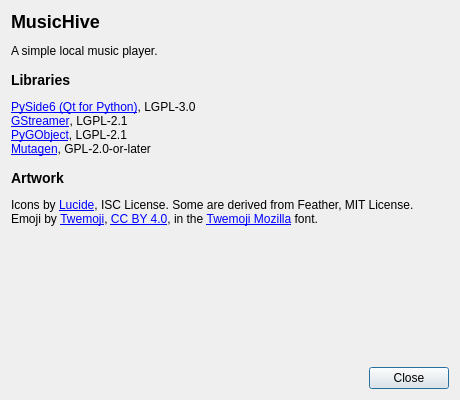
Above: ui/about.ui from music-hive-dev/MusicHive before the change. Below: the same form after it.
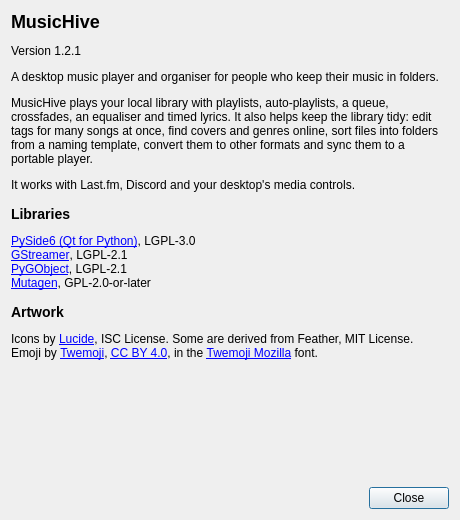
That is the form after the change.

Commit message: added the version number and a fuller description to the about window, raised version to 1.2.1

```diff
--- a/ui/about.ui
+++ b/ui/about.ui
@@ -7,7 +7,7 @@
     <x>0</x>
     <y>0</y>
     <width>460</width>
-    <height>400</height>
+    <height>520</height>
    </rect>
   </property>
   <property name="windowTitle">
@@ -18,7 +18,10 @@
     <widget class="QLabel" name="aboutText">
      <property name="text">
       <string>&lt;h2&gt;MusicHive&lt;/h2&gt;
-&lt;p&gt;A simple local music player.&lt;/p&gt;
+&lt;p&gt;Version 1.2.1&lt;/p&gt;
+&lt;p&gt;A desktop music player and organiser for people who keep their music in folders.&lt;/p&gt;
+&lt;p&gt;MusicHive plays your local library with playlists, auto-playlists, a queue, crossfades, an equaliser and timed lyrics. It also helps keep the library tidy: edit tags for many songs at once, find covers and genres online, sort files into folders from a naming template, convert them to other formats and sync them to a portable player.&lt;/p&gt;
+&lt;p&gt;It works with Last.fm, Discord and your desktop's media controls.&lt;/p&gt;
 &lt;h3&gt;Libraries&lt;/h3&gt;
 &lt;p&gt;
 &lt;a href=&quot;https://www.qt.io/qt-for-python&quot;&gt;PySide6 (Qt for Python)&lt;/a&gt;, LGPL-3.0&lt;br&gt;
```
The commit also changes 1 other file.
